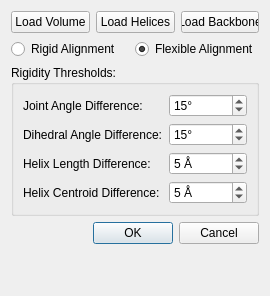
Old version of the form Gorgon/src_ui/ui_dialog_calpha_flexible_fitting.ui in the repository GorgonCryoEM/Gorgon.
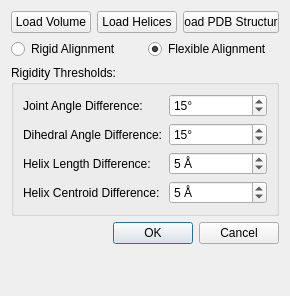
New version of the form.

```diff
--- a/Gorgon/src_ui/ui_dialog_calpha_flexible_fitting.ui
+++ b/Gorgon/src_ui/ui_dialog_calpha_flexible_fitting.ui
@@ -5,7 +5,7 @@
    <rect>
     <x>0</x>
     <y>0</y>
-    <width>270</width>
+    <width>290</width>
     <height>296</height>
    </rect>
   </property>
@@ -53,7 +53,7 @@
         <string>Load the CAlpha backbone to Gorgon</string>
        </property>
        <property name="text" >
-        <string>Load Backbone</string>
+        <string>Load PDB Structure</string>
        </property>
       </widget>
      </item>
```
